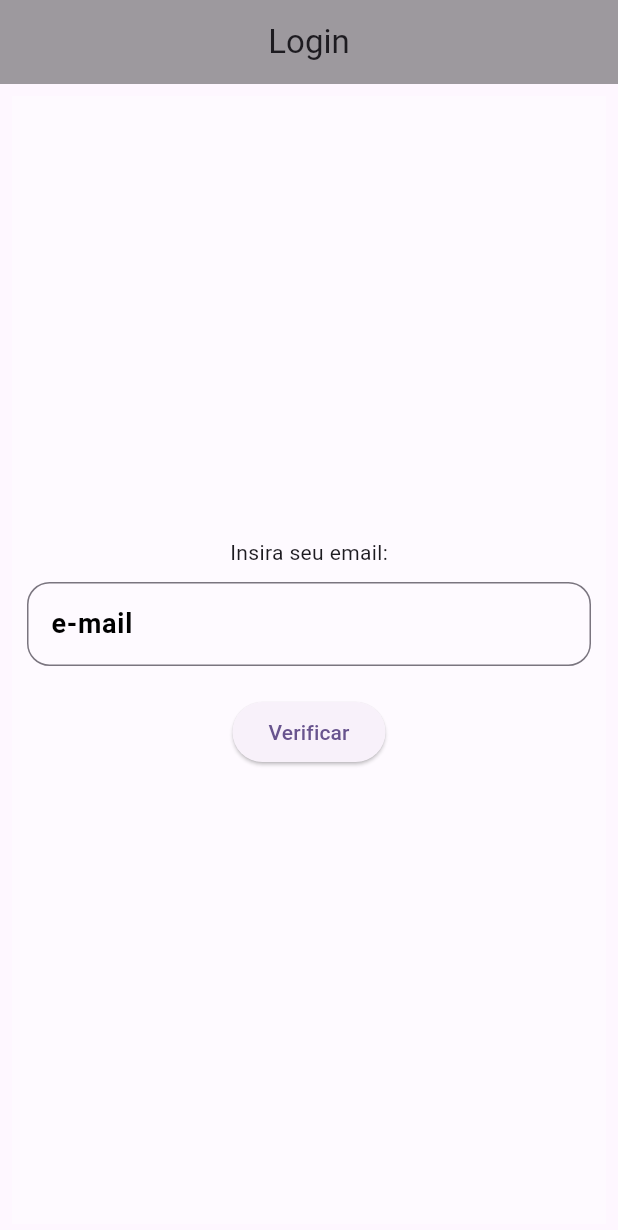
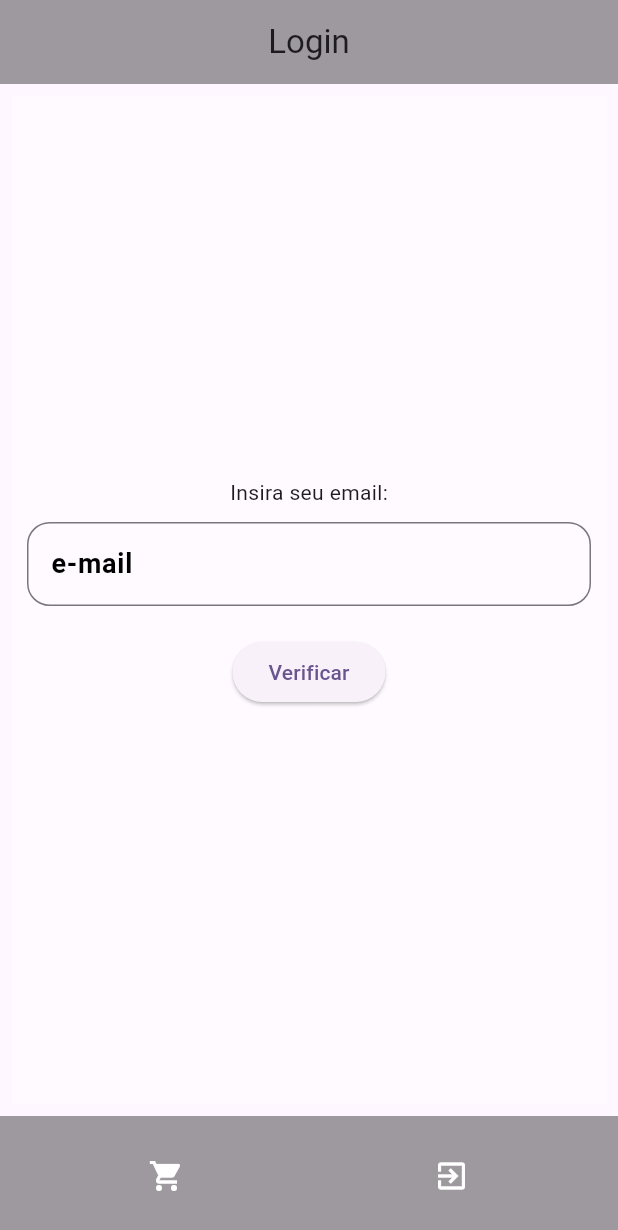
Before and after one commit to gustavo91010/recall-de-compras-app, a Flutter app: the screen it shows after launch, on a phone screen of 412 x 824 dp. Shown: the top 1230 px of the screen. Run offline on Flutter 3.47's test engine with Material 3 defaults, Android fonts, the phone set to English and light mode, and no system bars.

Commit message:
feat: implements bottomAppBar

```diff
--- /dev/null
+++ b/lib/components/botoon_app_bar.dart
@@ -0,0 +1,44 @@
+import 'package:flutter/material.dart';
+import 'package:flutter/widgets.dart';
+import 'package:recall_de_compras/pages/login.dart';
+import 'package:recall_de_compras/pages/purchasse.dart';
+
+class BotoonAppBar extends StatelessWidget {
+  const BotoonAppBar({super.key});
+
+  @override
+  Widget build(BuildContext context) {
+    return BottomAppBar(
+      color: Colors.black38,
+      shape: const CircularNotchedRectangle(),
+      child: IconTheme(
+        data: IconThemeData(color: Theme.of(context).colorScheme.onPrimary),
+        child: Row(
+          mainAxisSize: MainAxisSize.max,
+          mainAxisAlignment: MainAxisAlignment.spaceAround,
+          children: <Widget>[
+            IconButton(
+              tooltip: 'Compras',
+              icon: const Icon(Icons.shopping_cart),
+              onPressed: () {
+                Navigator.push(
+                  context,
+                  MaterialPageRoute(builder: (context) => const Purchasse()),
+                );
+              },
+            ),
+            IconButton(
+                tooltip: 'Sair',
+                icon: const Icon(Icons.exit_to_app),
+                onPressed: () {
+                  Navigator.push(
+                    context,
+                    MaterialPageRoute(builder: (context) => Login()),
+                  );
+                })
+          ],
+        ),
+      ),
+    );
+  }
+}
--- a/lib/pages/login.dart
+++ b/lib/pages/login.dart
@@ -1,4 +1,5 @@
 import 'package:flutter/material.dart';
+import 'package:recall_de_compras/components/botoon_app_bar.dart';
 import 'package:recall_de_compras/components/form_field.dart';
 import 'package:recall_de_compras/pages/purchasse.dart';
 
@@ -22,7 +23,7 @@ class _LoginPageSatte extends State<Login> {
   final pass1Controller = TextEditingController();
   final pass2Controller = TextEditingController();
 
-  String email = 'bob';
+  String email = 'bob@email.com';
   bool isRegistered = false;
   String emailInput = ''; // Armazena o valor do e-mail digitado
 
@@ -43,6 +44,7 @@ class _LoginPageSatte extends State<Login> {
         ),
         backgroundColor: Colors.black38,
       ),
+      bottomNavigationBar: const BotoonAppBar(),
       body: Padding(
         padding: const EdgeInsets.all(8.0),
         child: Container(
--- a/lib/pages/purchasse.dart
+++ b/lib/pages/purchasse.dart
@@ -1,6 +1,7 @@
 import 'package:flutter/cupertino.dart';
 import 'package:flutter/material.dart';
 import 'package:flutter/widgets.dart';
+import 'package:recall_de_compras/components/botoon_app_bar.dart';
 import 'package:recall_de_compras/pages/login.dart';
 
 class Purchasse extends StatefulWidget {
@@ -72,6 +73,7 @@ class _PurchasseScreen extends State<Purchasse> {
         ),
         backgroundColor: Colors.black38,
       ),
+      bottomNavigationBar: const BotoonAppBar(),
       body: Container(
         alignment: Alignment.center,
         color: Colors.white38,
```
